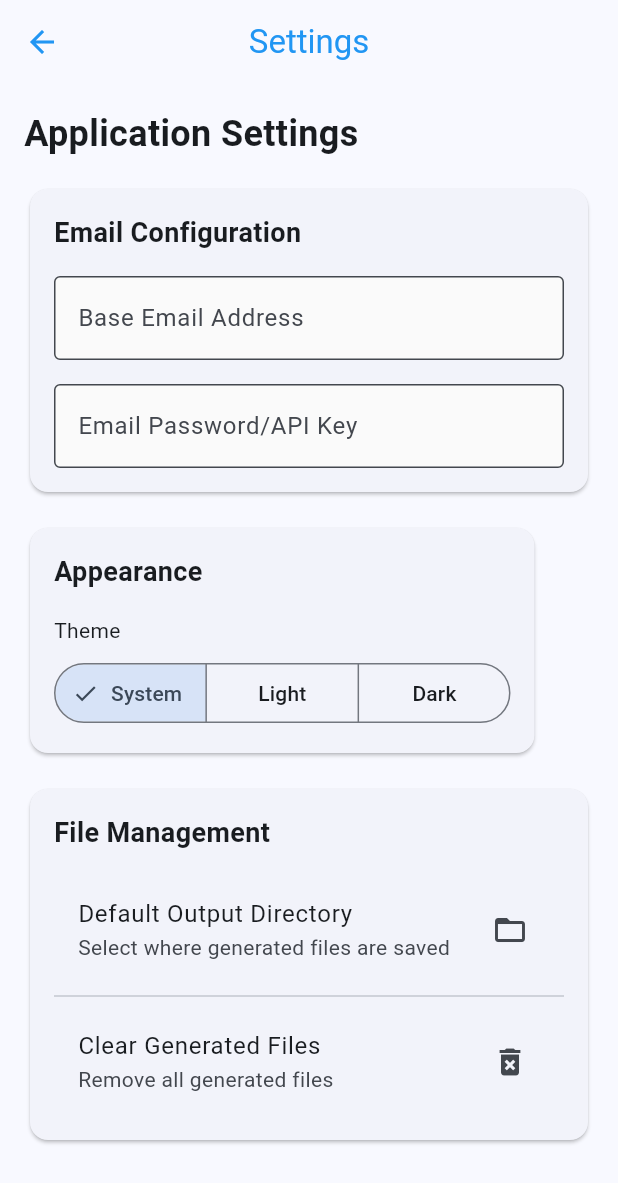
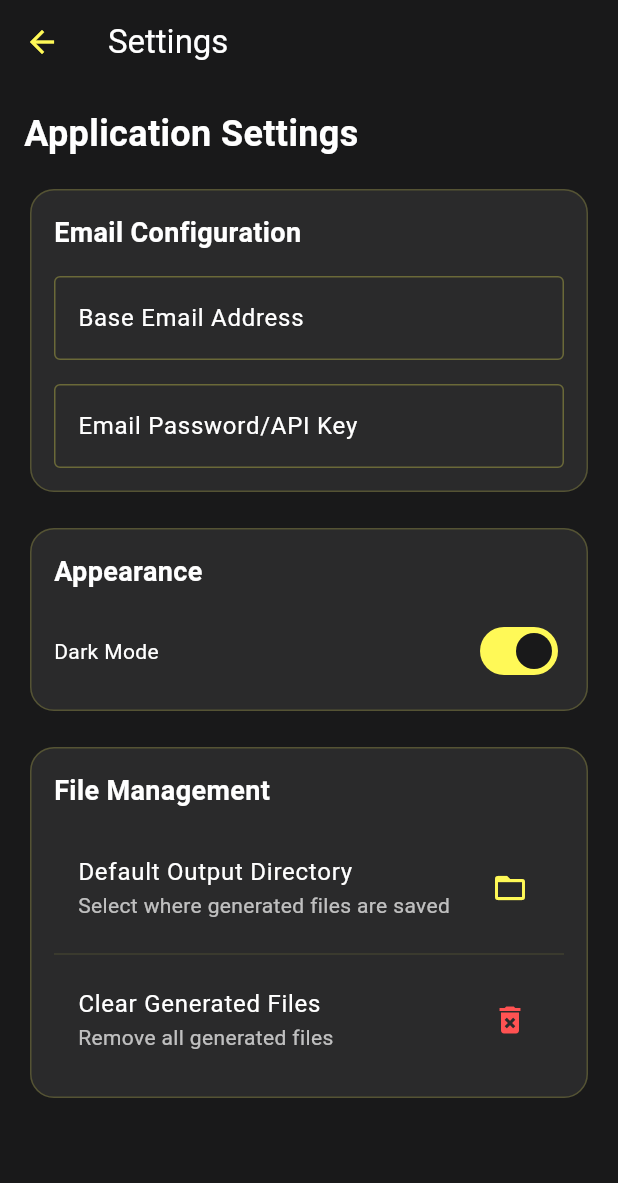
Before and after one commit to ipar569/MaS, a Flutter app: the screen it shows after launch, after a tap on the "settings" icon, on a phone screen of 412 x 824 dp. Shown: the top 1183 px of the screen. Run offline on Flutter 3.47's test engine with Material 3 defaults, Android fonts, the phone set to English and light mode, and no system bars; our stand-ins replace shared_preferences.

Commit message:
Better looks

```diff
--- a/mas/lib/main.dart
+++ b/mas/lib/main.dart
@@ -1,55 +1,41 @@
 import 'package:flutter/material.dart';
+import 'package:provider/provider.dart';
 import 'screens/home_screen.dart';
+import 'screens/settings_screen.dart';
+import 'screens/email_sending_screen.dart';
 import 'screens/template_management_screen.dart';
-import 'screens/email_sending_screen.dart';
-import 'screens/settings_screen.dart';
+import 'theme/theme_provider.dart';
+import 'theme/app_theme.dart';
 
 void main() {
-  runApp(const MaSApp());
+  runApp(
+    ChangeNotifierProvider(
+      create: (_) => ThemeProvider(),
+      child: const MyApp(),
+    ),
+  );
 }
 
-class MaSApp extends StatelessWidget {
-  const MaSApp({Key? key}) : super(key: key);
+class MyApp extends StatelessWidget {
+  const MyApp({Key? key}) : super(key: key);
 
   @override
   Widget build(BuildContext context) {
-    return MaterialApp(
-      title: 'Mass and Send',
-      theme: ThemeData(
-        useMaterial3: true,
-        colorScheme: ColorScheme.fromSeed(
-          seedColor: const Color(0xFF2196F3),
-          brightness: Brightness.light,
-        ),
-        appBarTheme: const AppBarTheme(
-          centerTitle: true,
-          elevation: 0,
-          backgroundColor: Colors.transparent,
-          foregroundColor: Color(0xFF2196F3),
-        ),
-        elevatedButtonTheme: ElevatedButtonThemeData(
-          style: ElevatedButton.styleFrom(
-            elevation: 0,
-            padding: const EdgeInsets.symmetric(horizontal: 24, vertical: 12),
-            shape: RoundedRectangleBorder(
-              borderRadius: BorderRadius.circular(12),
-            ),
-          ),
-        ),
-        inputDecorationTheme: InputDecorationTheme(
-          border: OutlineInputBorder(
-            borderRadius: BorderRadius.circular(12),
-          ),
-          filled: true,
-          fillColor: Colors.grey[50],
-        ),
-      ),
-      initialRoute: '/',
-      routes: {
-        '/': (context) => const HomeScreen(),
-        '/templates': (context) => const TemplateManagementScreen(),
-        '/emails': (context) => const EmailSendingScreen(),
-        '/settings': (context) => const SettingsScreen(),
+    return Consumer<ThemeProvider>(
+      builder: (context, themeProvider, child) {
+        return MaterialApp(
+          title: 'MaS',
+          theme: AppTheme.lightTheme,
+          darkTheme: AppTheme.darkTheme,
+          themeMode: themeProvider.isDarkMode ? ThemeMode.dark : ThemeMode.light,
+          initialRoute: '/',
+          routes: {
+            '/': (context) => const HomeScreen(),
+            '/settings': (context) => const SettingsScreen(),
+            '/emails': (context) => const EmailSendingScreen(),
+            '/templates': (context) => const TemplateManagementScreen(),
+          },
+        );
       },
     );
   }
--- a/mas/lib/screens/home_screen.dart
+++ b/mas/lib/screens/home_screen.dart
@@ -9,9 +9,18 @@ class HomeScreen extends StatelessWidget {
 
     return Scaffold(
       appBar: AppBar(
-        title: const Text(
-          'Mass and Send',
-          style: TextStyle(fontWeight: FontWeight.bold),
+        title: Row(
+          children: [
+            _buildLogo(colorScheme.primary),
+            const SizedBox(width: 8),
+            const Text(
+              'MaS',
+              style: TextStyle(
+                fontWeight: FontWeight.bold,
+                letterSpacing: 1.2,
+              ),
+            ),
+          ],
         ),
         actions: [
           IconButton(
@@ -23,25 +32,45 @@ class HomeScreen extends StatelessWidget {
         ],
       ),
       body: Container(
-        decoration: BoxDecoration(
-          gradient: LinearGradient(
-            begin: Alignment.topCenter,
-            end: Alignment.bottomCenter,
-            colors: [
-              colorScheme.primary.withOpacity(0.05),
-              Colors.white,
-            ],
+        color: colorScheme.background,
+        child: LayoutBuilder(
+          builder: (context, constraints) {
+            // Calculate responsive values
+            final screenWidth = constraints.maxWidth;
+            final isSmallScreen = screenWidth < 600;
+            final isMediumScreen = screenWidth >= 600 && screenWidth < 1200;
+
+            // Responsive padding
+            final horizontalPadding = isSmallScreen ? 16.0 : 24.0;
+            final verticalPadding = isSmallScreen ? 16.0 : 24.0;
+
+            // Responsive text sizes
+            final titleSize = isSmallScreen ? 24.0 : 28.0;
+            final subtitleSize = isSmallScreen ? 14.0 : 16.0;
+
+            // Responsive grid columns
+            final crossAxisCount = isSmallScreen ? 1 : (isMediumScreen ? 2 : 3);
+
+            return Padding(
+              padding: EdgeInsets.symmetric(
+                horizontal: horizontalPadding,
+                vertical: verticalPadding,
               ),
-        ),
-        child: Padding(
-          padding: const EdgeInsets.all(24.0),
+              child: Column(
+                crossAxisAlignment: CrossAxisAlignment.start,
+                children: [
+                  Row(
+                    children: [
+                      _buildLogo(colorScheme.primary, size: isSmallScreen ? 40 : 48),
+                      const SizedBox(width: 16),
+                      Expanded(
                         child: Column(
                           crossAxisAlignment: CrossAxisAlignment.start,
                           children: [
                             Text(
-                'Welcome to Mass and Send',
+                              'Welcome to MaS',
                               style: TextStyle(
-                  fontSize: 28,
+                                fontSize: titleSize,
                                 fontWeight: FontWeight.bold,
                                 color: colorScheme.primary,
                               ),
@@ -50,16 +79,22 @@ class HomeScreen extends StatelessWidget {
                             Text(
                               'Choose a feature to get started',
                               style: TextStyle(
-                  fontSize: 16,
+                                fontSize: subtitleSize,
                                 color: colorScheme.onSurface.withOpacity(0.7),
                               ),
+                            ),
+                          ],
+                        ),
+                      ),
+                    ],
                   ),
                   const SizedBox(height: 32),
                   Expanded(
                     child: GridView.count(
-                  crossAxisCount: 2,
-                  mainAxisSpacing: 24,
-                  crossAxisSpacing: 24,
+                      crossAxisCount: crossAxisCount,
+                      mainAxisSpacing: isSmallScreen ? 16 : 24,
+                      crossAxisSpacing: isSmallScreen ? 16 : 24,
+                      childAspectRatio: isSmallScreen ? 1.5 : 1.2,
                       children: [
                         _buildFeatureCard(
                           context,
@@ -69,6 +104,7 @@ class HomeScreen extends StatelessWidget {
                           () {
                             Navigator.pushNamed(context, '/templates');
                           },
+                          isSmallScreen,
                         ),
                         _buildFeatureCard(
                           context,
@@ -78,6 +114,7 @@ class HomeScreen extends StatelessWidget {
                           () {
                             Navigator.pushNamed(context, '/emails');
                           },
+                          isSmallScreen,
                         ),
                         _buildFeatureCard(
                           context,
@@ -87,6 +124,7 @@ class HomeScreen extends StatelessWidget {
                           () {
                             Navigator.pushNamed(context, '/templates');
                           },
+                          isSmallScreen,
                         ),
                         _buildFeatureCard(
                           context,
@@ -96,13 +134,63 @@ class HomeScreen extends StatelessWidget {
                           () {
                             Navigator.pushNamed(context, '/settings');
                           },
+                          isSmallScreen,
                         ),
                       ],
                     ),
                   ),
                 ],
               ),
+            );
+          },
         ),
+      ),
+    );
+  }
+
+  Widget _buildLogo(Color color, {double size = 32}) {
+    return Container(
+      width: size,
+      height: size,
+      decoration: BoxDecoration(
+        color: color.withOpacity(0.1),
+        borderRadius: BorderRadius.circular(12),
+      ),
+      child: Stack(
+        alignment: Alignment.center,
+        children: [
+          // Background circle
+          Container(
+            width: size * 0.8,
+            height: size * 0.8,
+            decoration: BoxDecoration(
+              color: color.withOpacity(0.2),
+              shape: BoxShape.circle,
+            ),
+          ),
+          // Letter M
+          Text(
+            'M',
+            style: TextStyle(
+              color: color,
+              fontSize: size * 0.5,
+              fontWeight: FontWeight.bold,
+            ),
+          ),
+          // Small 'a' and 'S'
+          Positioned(
+            right: size * 0.15,
+            bottom: size * 0.15,
+            child: Text(
+              'aS',
+              style: TextStyle(
+                color: color,
+                fontSize: size * 0.25,
+                fontWeight: FontWeight.bold,
+              ),
+            ),
+          ),
+        ],
       ),
     );
   }
@@ -113,6 +201,7 @@ class HomeScreen extends StatelessWidget {
     IconData icon,
     String description,
     VoidCallback onTap,
+    bool isSmallScreen,
   ) {
     final colorScheme = Theme.of(context).colorScheme;
 
@@ -123,7 +212,7 @@ class HomeScreen extends StatelessWidget {
         onTap: onTap,
         borderRadius: BorderRadius.circular(16),
         child: Container(
-          padding: const EdgeInsets.all(24.0),
+          padding: EdgeInsets.all(isSmallScreen ? 16.0 : 24.0),
           decoration: BoxDecoration(
             borderRadius: BorderRadius.circular(16),
             border: Border.all(
@@ -135,32 +224,32 @@ class HomeScreen extends StatelessWidget {
             mainAxisAlignment: MainAxisAlignment.center,
             children: [
               Container(
-                padding: const EdgeInsets.all(16),
+                padding: EdgeInsets.all(isSmallScreen ? 12 : 16),
                 decoration: BoxDecoration(
                   color: colorScheme.primary.withOpacity(0.1),
                   borderRadius: BorderRadius.circular(12),
                 ),
                 child: Icon(
                   icon,
-                  size: 32,
+                  size: isSmallScreen ? 24 : 32,
                   color: colorScheme.primary,
                 ),
               ),
-              const SizedBox(height: 16),
+              SizedBox(height: isSmallScreen ? 12 : 16),
               Text(
                 title,
                 style: TextStyle(
-                  fontSize: 18,
+                  fontSize: isSmallScreen ? 16 : 18,
                   fontWeight: FontWeight.bold,
                   color: colorScheme.onSurface,
                 ),
                 textAlign: TextAlign.center,
               ),
-              const SizedBox(height: 8),
+              SizedBox(height: isSmallScreen ? 6 : 8),
               Text(
                 description,
                 style: TextStyle(
-                  fontSize: 12,
+                  fontSize: isSmallScreen ? 11 : 12,
                   color: colorScheme.onSurface.withOpacity(0.7),
                 ),
                 textAlign: TextAlign.center,
--- a/mas/lib/screens/settings_screen.dart
+++ b/mas/lib/screens/settings_screen.dart
@@ -1,10 +1,14 @@
 import 'package:flutter/material.dart';
+import 'package:provider/provider.dart';
+import '../theme/theme_provider.dart';
 
 class SettingsScreen extends StatelessWidget {
   const SettingsScreen({Key? key}) : super(key: key);
 
   @override
   Widget build(BuildContext context) {
+    final colorScheme = Theme.of(context).colorScheme;
+
     return Scaffold(
       appBar: AppBar(
         title: const Text('Settings'),
@@ -14,11 +18,12 @@ class SettingsScreen extends StatelessWidget {
         child: Column(
           crossAxisAlignment: CrossAxisAlignment.start,
           children: [
-            const Text(
+            Text(
               'Application Settings',
               style: TextStyle(
                 fontSize: 24,
                 fontWeight: FontWeight.bold,
+                color: colorScheme.onBackground,
               ),
             ),
             const SizedBox(height: 16),
@@ -33,18 +38,20 @@ class SettingsScreen extends StatelessWidget {
                         child: Column(
                           crossAxisAlignment: CrossAxisAlignment.start,
                           children: [
-                            const Text(
+                            Text(
                               'Email Configuration',
                               style: TextStyle(
                                 fontSize: 18,
                                 fontWeight: FontWeight.bold,
+                                color: colorScheme.onSurface,
                               ),
                             ),
                             const SizedBox(height: 16),
                             TextField(
-                              decoration: const InputDecoration(
+                              decoration: InputDecoration(
                                 labelText: 'Base Email Address',
-                                border: OutlineInputBorder(),
+                                border: const OutlineInputBorder(),
+                                labelStyle: TextStyle(color: colorScheme.onSurface),
                               ),
                               onChanged: (value) {
                                 // TODO: Handle email change
@@ -52,9 +59,10 @@ class SettingsScreen extends StatelessWidget {
                             ),
                             const SizedBox(height: 16),
                             TextField(
-                              decoration: const InputDecoration(
+                              decoration: InputDecoration(
                                 labelText: 'Email Password/API Key',
-                                border: OutlineInputBorder(),
+                                border: const OutlineInputBorder(),
+                                labelStyle: TextStyle(color: colorScheme.onSurface),
                               ),
                               obscureText: true,
                               onChanged: (value) {
@@ -72,35 +80,31 @@ class SettingsScreen extends StatelessWidget {
                         child: Column(
                           crossAxisAlignment: CrossAxisAlignment.start,
                           children: [
-                            const Text(
+                            Text(
                               'Appearance',
                               style: TextStyle(
                                 fontSize: 18,
                                 fontWeight: FontWeight.bold,
+                                color: colorScheme.onSurface,
                               ),
                             ),
                             const SizedBox(height: 16),
-                            const Text('Theme'),
-                            const SizedBox(height: 8),
-                            SegmentedButton<ThemeMode>(
-                              segments: const [
-                                ButtonSegment(
-                                  value: ThemeMode.system,
-                                  label: Text('System'),
+                            Row(
+                              mainAxisAlignment: MainAxisAlignment.spaceBetween,
+                              children: [
+                                Text(
+                                  'Dark Mode',
+                                  style: TextStyle(
+                                    color: colorScheme.onSurface,
+                                  ),
                                 ),
-                                ButtonSegment(
-                                  value: ThemeMode.light,
-                                  label: Text('Light'),
-                                ),
-                                ButtonSegment(
-                                  value: ThemeMode.dark,
-                                  label: Text('Dark'),
+                                Switch(
+                                  value: context.watch<ThemeProvider>().isDarkMode,
+                                  onChanged: (value) {
+                                    context.read<ThemeProvider>().toggleTheme();
+                                  },
                                 ),
                               ],
-                              selected: {ThemeMode.system},
-                              onSelectionChanged: (Set<ThemeMode> selected) {
-                                // TODO: Handle theme change
-                              },
                             ),
                           ],
                         ),
@@ -113,27 +117,40 @@ class SettingsScreen extends StatelessWidget {
                         child: Column(
                           crossAxisAlignment: CrossAxisAlignment.start,
                           children: [
-                            const Text(
+                            Text(
                               'File Management',
                               style: TextStyle(
                                 fontSize: 18,
                                 fontWeight: FontWeight.bold,
+                                color: colorScheme.onSurface,
                               ),
                             ),
                             const SizedBox(height: 16),
                             ListTile(
-                              title: const Text('Default Output Directory'),
-                              subtitle: const Text('Select where generated files are saved'),
-                              trailing: const Icon(Icons.folder_open),
+                              title: Text(
+                                'Default Output Directory',
+                                style: TextStyle(color: colorScheme.onSurface),
+                              ),
+                              subtitle: Text(
+                                'Select where generated files are saved',
+                                style: TextStyle(color: colorScheme.onSurfaceVariant),
+                              ),
+                              trailing: Icon(Icons.folder_open, color: colorScheme.primary),
                               onTap: () {
                                 // TODO: Implement directory selection
                               },
                             ),
                             const Divider(),
                             ListTile(
-                              title: const Text('Clear Generated Files'),
-                              subtitle: const Text('Remove all generated files'),
-                              trailing: const Icon(Icons.delete_forever),
+                              title: Text(
+                                'Clear Generated Files',
+                                style: TextStyle(color: colorScheme.onSurface),
+                              ),
+                              subtitle: Text(
+                                'Remove all generated files',
+                                style: TextStyle(color: colorScheme.onSurfaceVariant),
+                              ),
+                              trailing: Icon(Icons.delete_forever, color: colorScheme.error),
                               onTap: () {
                                 // TODO: Implement clear files
                               },
--- /dev/null
+++ b/mas/lib/theme/app_theme.dart
@@ -0,0 +1,161 @@
+import 'package:flutter/material.dart';
+
+class AppTheme {
+  static ThemeData get darkTheme {
+    return ThemeData(
+      useMaterial3: true,
+      colorScheme: ColorScheme(
+        // Primary colors
+        primary: const Color(0xFFFFF957), // Bright yellow
+        onPrimary: const Color(0xFF19191A), // Dark background
+        primaryContainer: const Color(0xFFFFF957).withOpacity(0.2),
+        onPrimaryContainer: const Color(0xFF19191A),
+
+        // Secondary colors
+        secondary: const Color(0xFFFFF957).withOpacity(0.7),
+        onSecondary: const Color(0xFF19191A),
+        secondaryContainer: const Color(0xFFFFF957).withOpacity(0.1),
+        onSecondaryContainer: const Color(0xFF19191A),
+
+        // Background colors
+        background: const Color(0xFF19191A),
+        onBackground: Colors.white,
+        surface: const Color(0xFF2A2A2B),
+        onSurface: Colors.white,
+
+        // Error colors
+        error: const Color(0xFFFF5252),
+        onError: Colors.white,
+        errorContainer: const Color(0xFFFF5252).withOpacity(0.2),
+        onErrorContainer: Colors.white,
+
+        // Additional colors
+        surfaceVariant: const Color(0xFF3A3A3B),
+        onSurfaceVariant: Colors.white.withOpacity(0.7),
+        outline: const Color(0xFFFFF957).withOpacity(0.3),
+        outlineVariant: const Color(0xFFFFF957).withOpacity(0.1),
+
+        brightness: Brightness.dark,
+      ),
+      cardTheme: CardThemeData(
+        color: const Color(0xFF2A2A2B),
+        elevation: 0,
+        shape: RoundedRectangleBorder(
+          borderRadius: BorderRadius.circular(16),
+          side: BorderSide(
+            color: const Color(0xFFFFF957).withOpacity(0.2),
+            width: 1,
+          ),
+        ),
+      ),
+      appBarTheme: const AppBarTheme(
+        backgroundColor: Color(0xFF19191A),
+        elevation: 0,
+        centerTitle: false,
+        iconTheme: IconThemeData(color: Color(0xFFFFF957)),
+      ),
+      scaffoldBackgroundColor: const Color(0xFF19191A),
+      iconTheme: const IconThemeData(
+        color: Color(0xFFFFF957),
+      ),
+      floatingActionButtonTheme: const FloatingActionButtonThemeData(
+        backgroundColor: Color(0xFFFFF957),
+        foregroundColor: Color(0xFF19191A),
+      ),
+      elevatedButtonTheme: ElevatedButtonThemeData(
+        style: ElevatedButton.styleFrom(
+          backgroundColor: const Color(0xFFFFF957),
+          foregroundColor: const Color(0xFF19191A),
+          elevation: 0,
+          shape: RoundedRectangleBorder(
+            borderRadius: BorderRadius.circular(12),
+          ),
+        ),
+      ),
+      textButtonTheme: TextButtonThemeData(
+        style: TextButton.styleFrom(
+          foregroundColor: const Color(0xFFFFF957),
+        ),
+      ),
+    );
+  }
+
+  static ThemeData get lightTheme {
+    return ThemeData(
+      useMaterial3: true,
+      colorScheme: ColorScheme(
+        // Primary colors
+        primary: Colors.amber[700]!, // More visible yellow for accents
+        onPrimary: Colors.white,
+        primaryContainer: Colors.amber[100]!,
+        onPrimaryContainer: const Color(0xFF19191A),
+
+        // Secondary colors
+        secondary: Colors.amber[600]!,
+        onSecondary: Colors.white,
+        secondaryContainer: Colors.amber[50]!,
+        onSecondaryContainer: const Color(0xFF19191A),
+
+        // Background colors
+        background: const Color(0xFFF7F7F7),
+        onBackground: const Color(0xFF19191A),
+        surface: const Color(0xFFF7F7F7),
+        onSurface: const Color(0xFF19191A),
+
+        // Error colors
+        error: const Color(0xFFFF5252),
+        onError: Colors.white,
+        errorContainer: const Color(0xFFFF5252).withOpacity(0.2),
+        onErrorContainer: const Color(0xFF19191A),
+
+        // Additional colors
+        surfaceVariant: Colors.grey[100]!,
+        onSurfaceVariant: const Color(0xFF19191A).withOpacity(0.7),
+        outline: Colors.amber[700]!.withOpacity(0.3),
+        outlineVariant: Colors.amber[700]!.withOpacity(0.1),
+
+        brightness: Brightness.light,
+      ),
+      cardTheme: CardThemeData(
+        color: const Color(0xFFF7F7F7),
+        elevation: 0,
+        shape: RoundedRectangleBorder(
+          borderRadius: BorderRadius.circular(16),
+          side: BorderSide(
+            color: Colors.amber[700]!.withOpacity(0.2),
+            width: 1,
+          ),
+        ),
+      ),
+      appBarTheme: const AppBarTheme(
+        backgroundColor: Color(0xFFF7F7F7),
+        elevation: 0,
+        centerTitle: false,
+        iconTheme: IconThemeData(color: Color(0xFFFFC107)),
+      ),
+      scaffoldBackgroundColor: const Color(0xFFF7F7F7),
+      iconTheme: IconThemeData(
+        color: Colors.amber[700],
+      ),
+      floatingActionButtonTheme: FloatingActionButtonThemeData(
+        backgroundColor: Colors.amber[700],
+        foregroundColor: const Color(0xFF19191A),
+      ),
+      elevatedButtonTheme: ElevatedButtonThemeData(
+        style: ElevatedButton.styleFrom(
+          backgroundColor: Colors.amber[700],
+          foregroundColor: const Color(0xFF19191A),
+          elevation: 0,
+          shape: RoundedRectangleBorder(
+            borderRadius: BorderRadius.circular(12),
+          ),
+        ),
+      ),
+      textButtonTheme: TextButtonThemeData(
+        style: TextButton.styleFrom(
+          foregroundColor: Colors.amber[700],
+        ),
+      ),
+    );
+  }
+}
--- /dev/null
+++ b/mas/lib/theme/theme_provider.dart
@@ -0,0 +1,26 @@
+import 'package:flutter/material.dart';
+import 'package:shared_preferences/shared_preferences.dart';
+
+class ThemeProvider with ChangeNotifier {
+  static const String _themeKey = 'theme_mode';
+  late SharedPreferences _prefs;
+  bool _isDarkMode = true;
+
+  bool get isDarkMode => _isDarkMode;
+
+  ThemeProvider() {
+    _loadThemeMode();
+  }
+
+  Future<void> _loadThemeMode() async {
+    _prefs = await SharedPreferences.getInstance();
+    _isDarkMode = _prefs.getBool(_themeKey) ?? true;
+    notifyListeners();
+  }
+
+  Future<void> toggleTheme() async {
+    _isDarkMode = !_isDarkMode;
+    await _prefs.setBool(_themeKey, _isDarkMode);
+    notifyListeners();
+  }
+}
```
Also changed, not shown: mas/pubspec.yaml (+7 -7 lines). Lines whose indentation alone changed are shown as unchanged.
